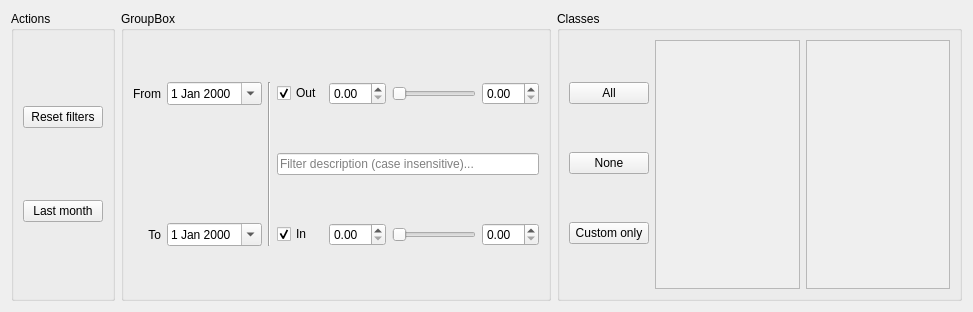
Old version of the form piggy_bank/ui/filter_tools.ui in the repository pbertoni89/piggy-bank.
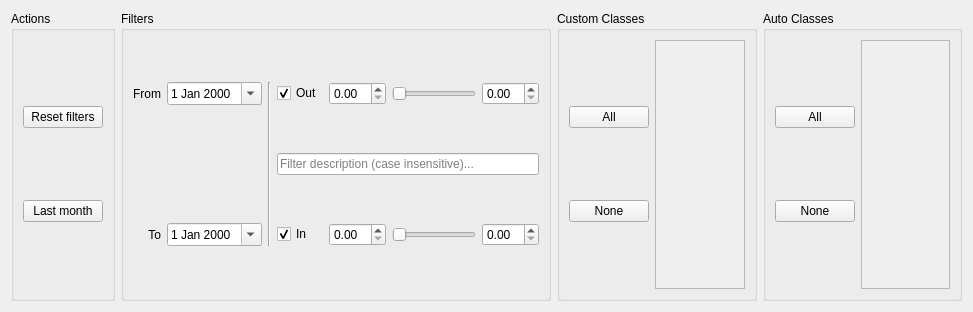
New version of the form. Custom widgets are drawn as their Qt base class.

Commit message: Per-area class buttons, Out/In amount histogram, candle close OLS

Patch:
```diff
--- a/piggy_bank/ui/filter_tools.ui
+++ b/piggy_bank/ui/filter_tools.ui
@@ -40,7 +40,7 @@
    <item>
     <widget class="QGroupBox" name="groupBox">
      <property name="title">
-      <string>GroupBox</string>
+      <string>Filters</string>
      </property>
      <layout class="QGridLayout" name="gridLayout_2">
       <item row="2" column="3">
@@ -183,7 +183,7 @@
    <item>
     <widget class="QGroupBox" name="qgb_classes">
      <property name="title">
-      <string>Classes</string>
+      <string>Custom Classes</string>
      </property>
      <layout class="QHBoxLayout" name="horizontalLayout">
       <item>
@@ -202,13 +202,6 @@
           </property>
          </widget>
         </item>
-        <item>
-         <widget class="QPushButton" name="qpb_classes_custom_only">
-          <property name="text">
-           <string>Custom only</string>
-          </property>
-         </widget>
-        </item>
        </layout>
       </item>
       <item>
@@ -227,7 +220,7 @@
           <rect>
            <x>0</x>
            <y>0</y>
-           <width>124</width>
+           <width>74</width>
            <height>247</height>
           </rect>
          </property>
@@ -235,6 +228,33 @@
         </widget>
        </widget>
       </item>
+     </layout>
+    </widget>
+   </item>
+   <item>
+    <widget class="QGroupBox" name="qgb_classes_auto">
+     <property name="title">
+      <string>Auto Classes</string>
+     </property>
+     <layout class="QHBoxLayout" name="horizontalLayout_2">
+      <item>
+       <layout class="QVBoxLayout" name="verticalLayout_4">
+        <item>
+         <widget class="QPushButton" name="qpb_classes_auto_all">
+          <property name="text">
+           <string>All</string>
+          </property>
+         </widget>
+        </item>
+        <item>
+         <widget class="QPushButton" name="qpb_classes_auto_none">
+          <property name="text">
+           <string>None</string>
+          </property>
+         </widget>
+        </item>
+       </layout>
+      </item>
       <item>
        <widget class="QScrollArea" name="qsa_classes_auto">
         <property name="verticalScrollBarPolicy">
@@ -251,7 +271,7 @@
           <rect>
            <x>0</x>
            <y>0</y>
-           <width>124</width>
+           <width>73</width>
            <height>247</height>
           </rect>
          </property>
```
Left out of the diff: 8 changed lines with no effect on the pictures. The commit also changes 9 other files.
